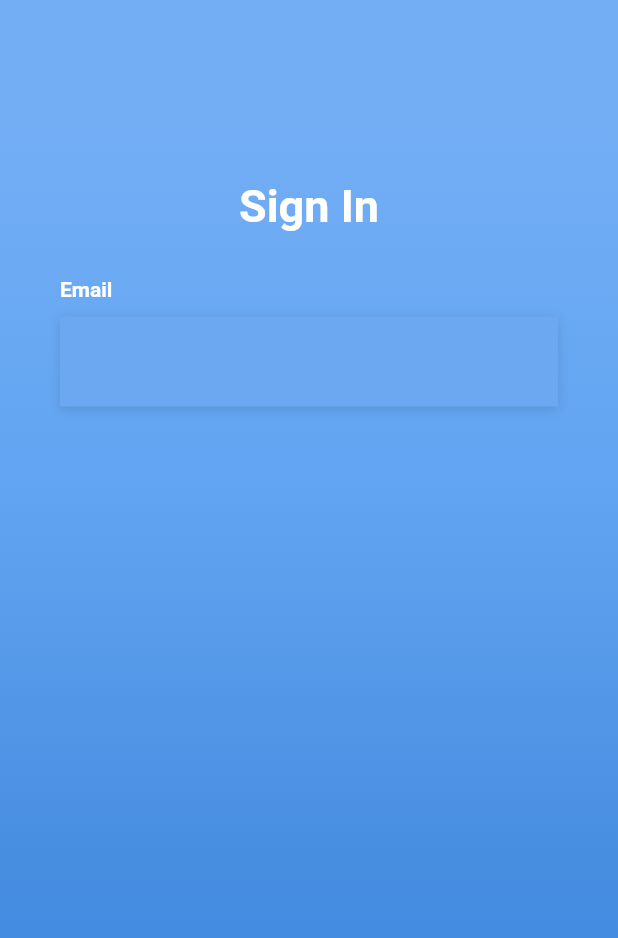
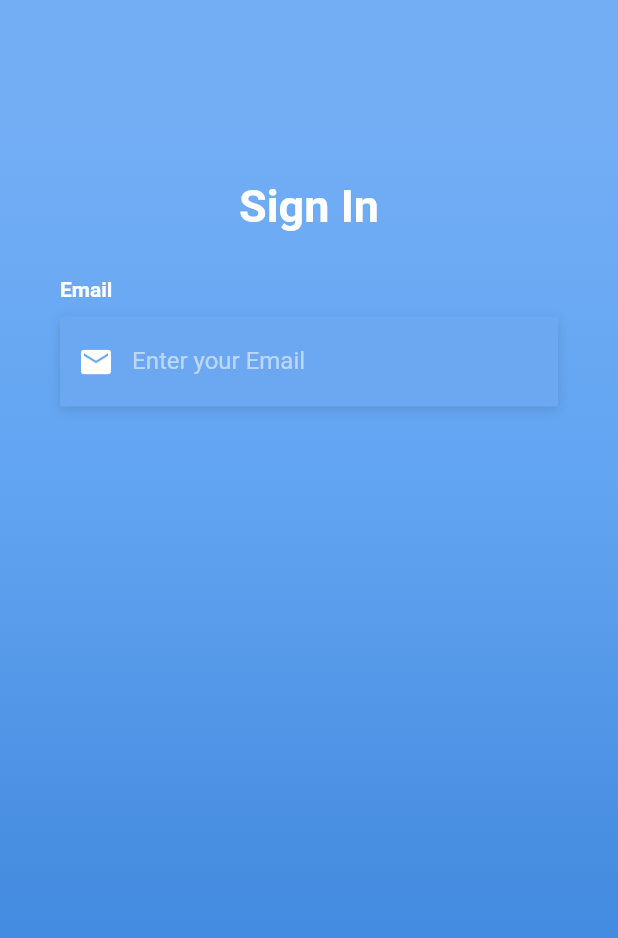
Before and after one commit to mishkatmustafid/flutter_login_ui, a Flutter app: the screen it shows after launch, on a phone screen of 412 x 824 dp. Shown: the top 938 px of the screen. Run offline on Flutter 3.47's test engine with Material 2 defaults, Android fonts, the phone set to English and light mode, and no system bars; Roboto replaces fonts that are missing (OpenSans, Opensans).

Commit message:
Seperate Email Text Form into another widget

```diff
--- a/flutter_login_ui/lib/login_screen.dart
+++ b/flutter_login_ui/lib/login_screen.dart
@@ -9,7 +9,37 @@ class LogInScreen extends StatefulWidget {
 }
 
 class _LogInScreenState extends State<LogInScreen> {
-
+  Widget _buildEmailTF(){
+    return Column(
+      crossAxisAlignment: CrossAxisAlignment.start,
+      children: <Widget>[
+        Text(
+          'Email',
+          style: kLabelStyle,
+        ),
+        SizedBox(height: 10.0),
+        Container(
+          alignment: Alignment.centerLeft,
+          decoration: kBoxDecorationStyle,
+          height: 60.0,
+          child: TextField(
+            keyboardType: TextInputType.emailAddress,
+            style: TextStyle(color: Colors.white),
+            decoration: InputDecoration(
+              border: InputBorder.none,
+              contentPadding: EdgeInsets.only(top: 14.0),
+              prefixIcon: Icon(
+                Icons.email,
+                color: Colors.white,
+              ),
+              hintText: 'Enter your Email',
+              hintStyle: kHintTextStyle,
+            ),
+          ),
+        ),
+      ],
+    );
+  }
   @override
   Widget build(BuildContext context) {
     return Scaffold(
@@ -53,21 +83,7 @@ class _LogInScreenState extends State<LogInScreen> {
                     ),
                   ),
                   SizedBox(height: 30.0),
-                  Column(
-                    crossAxisAlignment: CrossAxisAlignment.start,
-                    children: <Widget>[
-                      Text(
-                        'Email',
-                        style: kLabelStyle,
-                      ),
-                      SizedBox(height: 10.0),
-                      Container(
-                        alignment: Alignment.centerLeft,
-                        decoration: kBoxDecorationStyle,
-                        height: 60.0,
-                      ),
-                    ],
-                  ),
+                  _buildEmailTF(),
                 ],
               ),
             ),
```
